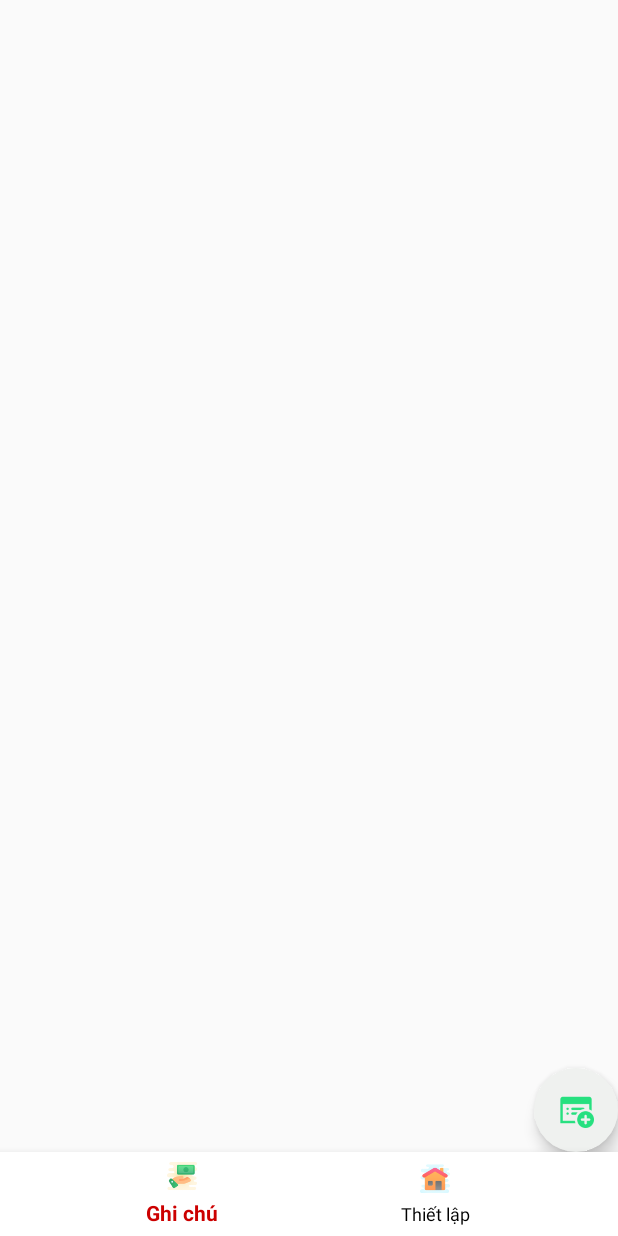
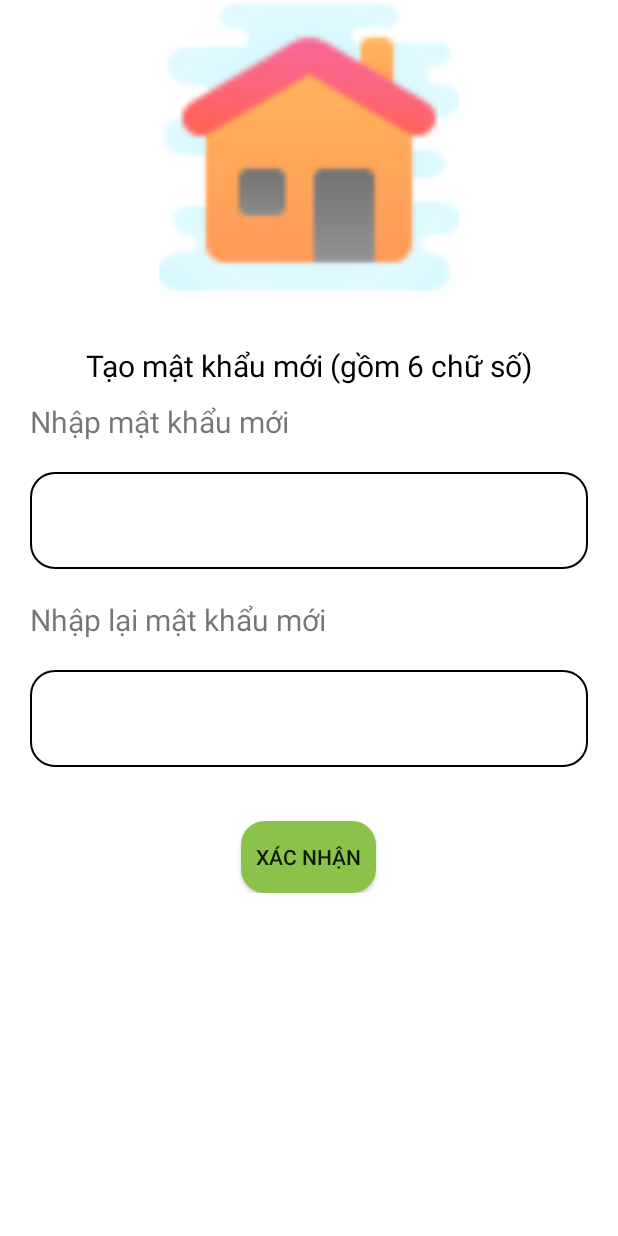
Before and after one commit to diephuyduc/MoneyNoteLite, an Android app: the screen it shows after launch (HomeActivity before the commit, LoginActivity after it), on a phone screen of 412 x 824 dp. Run offline under Robolectric (Android 15) with nearby library versions, the phone set to English and light mode, and no system bars; our stand-ins replace Room's generated code.

Commit message:
add biometric (finger)

```diff
--- a/MyAppV1/app/build.gradle
+++ b/MyAppV1/app/build.gradle
@@ -48,5 +48,6 @@ dependencies {
     androidTestImplementation 'androidx.test.ext:junit:1.1.3'
     androidTestImplementation 'androidx.test.espresso:espresso-core:3.4.0'
     implementation "androidx.viewpager2:viewpager2:1.0.0"
+    implementation "androidx.biometric:biometric:1.1.0"
 
 }
--- a/MyAppV1/app/src/main/AndroidManifest.xml
+++ b/MyAppV1/app/src/main/AndroidManifest.xml
@@ -1,7 +1,7 @@
 <?xml version="1.0" encoding="utf-8"?>
 <manifest xmlns:android="http://schemas.android.com/apk/res/android"
     package="com.example.myappv1">
-
+    <uses-permission android:name="android.permission.USE_BIOMETRIC"/>
     <application
         android:allowBackup="false"
         android:icon="@mipmap/ic_launcher"
--- a/MyAppV1/app/src/main/java/com/example/myappv1/LoginActivity.java
+++ b/MyAppV1/app/src/main/java/com/example/myappv1/LoginActivity.java
@@ -1,50 +1,114 @@
 package com.example.myappv1;
 
+import androidx.annotation.NonNull;
 import androidx.appcompat.app.AppCompatActivity;
+import androidx.biometric.BiometricManager;
+import androidx.biometric.BiometricPrompt;
+import androidx.core.content.ContextCompat;
 import androidx.room.migration.Migration;
 
 import android.content.Intent;
 import android.content.SharedPreferences;
+
 import android.os.Bundle;
+
+import android.text.TextUtils;
 import android.view.LayoutInflater;
 import android.view.View;
 import android.widget.Button;
 import android.widget.EditText;
+
 import android.widget.LinearLayout;
+import android.widget.TextView;
 import android.widget.Toast;
 
 import com.example.myappv1.View.HomeActivity;
 import com.example.myappv1.helpers.DialogRegister;
-import com.example.myappv1.helpers.LoginClick;
+
 import com.example.myappv1.helpers.PasswordDialog;
-import com.example.myappv1.helpers.RegisterButton;
+
+import java.util.concurrent.Executor;
+import java.util.zip.Inflater;
+
 
 public class LoginActivity extends AppCompatActivity {
     PasswordDialog passwordDialog;
     DialogRegister newPassworDilog;
+    BiometricManager biometricManager;
+    TextView tvBiometricLogin;
+    LinearLayout linearLayout;
+
 
     @Override
     protected void onCreate(Bundle savedInstanceState) {
         super.onCreate(savedInstanceState);
         setContentView(R.layout.activity_login);
-
-        init();
+        tvBiometricLogin = findViewById(R.id.tv_login_biometric);
+        linearLayout = findViewById(R.id.replace_layout);
+        addView();
+       // init();
 
     }
-    private void init(){
-        if(MainActivity.presentPassword.equals("") == true){
-            registerPassword();
+    void addView(){
+        View view;
+        if(MainActivity.presentPassword.equals("")){
+            view = getLayoutInflater().inflate(R.layout.newpassword_layout, null, false);
+            tvBiometricLogin.setVisibility(View.GONE);
         }
         else{
-            loginCheck();
+            view = getLayoutInflater().inflate(R.layout.enterpassword_layout, null, false);
+
+        }
+        init(view);
+        linearLayout.addView(view);
+
+    }
+    private void init(View view){
+
+        if(MainActivity.presentPassword.equals("") == true){
+            registerPassword(view);
+        }
+        else{
+            loginCheck(view);
+            biometricManager = BiometricManager.from(this);
+            if(biometricManager.canAuthenticate()==BiometricManager.BIOMETRIC_SUCCESS ){
+                Executor executor = ContextCompat.getMainExecutor(this);
+                BiometricPrompt biometricPrompt = new BiometricPrompt(LoginActivity.this, executor, new BiometricPrompt.AuthenticationCallback() {
+
+
+                    @Override
+                    public void onAuthenticationSucceeded(@NonNull BiometricPrompt.AuthenticationResult result) {
+                        super.onAuthenticationSucceeded(result);
+                        Intent intent = new Intent(LoginActivity.this, HomeActivity.class);
+                        MainActivity.isLogin = true;
+                        startActivity(intent);
+                        finish();
+                    }
+
+
+                });
+
+                BiometricPrompt.PromptInfo promptInfo = new BiometricPrompt.PromptInfo.Builder()
+                        .setTitle(getResources().getString(R.string.title_login_biometric))
+                        .setNegativeButtonText(getResources().getString(R.string.op_login_with_pin))
+                        .build();
+                biometricPrompt.authenticate(promptInfo);
+                TextView tx = findViewById(R.id.tv_login_biometric);
+                tx.setOnClickListener(new View.OnClickListener() {
+                    @Override
+                    public void onClick(View view) {
+                        biometricPrompt.authenticate(promptInfo);
+                    }
+                });
+            }
+
         }
     }
 
-    private void loginCheck() {
-        findViewById(R.id.layout_include_1).setVisibility(View.VISIBLE);
-        findViewById(R.id.layout_include_2).setVisibility(View.GONE);
-        Button btnLogin = findViewById(R.id.layout_include_1).findViewById(R.id.btn_login);
-        EditText editText = findViewById(R.id.layout_include_1).findViewById(R.id.edit_enterpasword);
+    private void loginCheck(View view) {
+
+        Button btnLogin = view.findViewById(R.id.btn_login);
+        EditText editText = view.findViewById(R.id.edit_enterpasword);
         btnLogin.setOnClickListener(new View.OnClickListener() {
             @Override
             public void onClick(View view) {
@@ -55,35 +119,44 @@ public class LoginActivity extends AppCompatActivity {
                     finish();
                 } else {
                     Toast.makeText(getApplicationContext(), getResources().getString(R.string.msg_not_correct_password), Toast.LENGTH_SHORT).show();
-                    loginCheck();
+
                 }
             }
         });
     }
 
-    private void registerPassword(){
-        findViewById(R.id.layout_include_1).setVisibility(View.GONE);
-        findViewById(R.id.layout_include_2).setVisibility(View.VISIBLE);
-        Button btnAccept = findViewById(R.id.layout_include_2).findViewById(R.id.btn_accept);
-        EditText editText1 = findViewById(R.id.layout_include_2).findViewById(R.id.edit_enterpasword);
-        EditText editText2 = findViewById(R.id.layout_include_2).findViewById(R.id.edit_re_enterpasword);
+    private void registerPassword(View view){
+
+        Button btnAccept = view.findViewById(R.id.btn_accept);
+        EditText editText1 = view.findViewById(R.id.edit_enterpasword);
+        EditText editText2 = view.findViewById(R.id.edit_re_enterpasword);
+
+        btnAccept.setOnClickListener(new View.OnClickListener() {
+            @Override
+            public void onClick(View view) {
                 String pass1 = editText1.getText().toString().trim();
                 String pass2 = editText2.getText().toString().trim();
-        if(!pass1.equals(pass2)){
-            registerPassword();
+                if(!pass1.equals(pass2) || (TextUtils.isEmpty(pass1)) &&TextUtils.isEmpty(pass2)){
+                    //registerPassword(view);
                     Toast.makeText(getApplicationContext(), getResources().getString(R.string.msg_not_match_password), Toast.LENGTH_LONG).show();
                 }
                 else{
 
-            Toast.makeText(getApplicationContext(), getResources().getString(R.string.msg_create_success), Toast.LENGTH_LONG).show();
+
                     MainActivity.isLogin = true;
                     MainActivity.presentPassword = pass1;
                     SharedPreferences.Editor editor = getSharedPreferences("my", MODE_PRIVATE).edit();
                     editor.putString(MSetting.password,pass1).apply();
+                    Toast.makeText(getApplicationContext(), getResources().getString(R.string.msg_create_success), Toast.LENGTH_LONG).show();
                     Intent intent = new Intent(LoginActivity.this, HomeActivity.class);
                     startActivity(intent);
                     finish();
                 }
+            }
+        });
+
+
+
     }
 
 
--- a/MyAppV1/app/src/main/java/com/example/myappv1/MainActivity.java
+++ b/MyAppV1/app/src/main/java/com/example/myappv1/MainActivity.java
@@ -25,7 +25,7 @@ public class MainActivity extends AppCompatActivity {
         SharedPreferences prefs = getSharedPreferences("my", MODE_PRIVATE);
         String pass = prefs.getString(MSetting.password, "");
 
-        if (pass.equals("") != true){
+        if (pass.equals("") != true) {
 
             presentPassword = pass;
 
--- a/MyAppV1/app/src/main/java/com/example/myappv1/fragment/HomeFragment.java
+++ b/MyAppV1/app/src/main/java/com/example/myappv1/fragment/HomeFragment.java
@@ -140,7 +140,7 @@ public class HomeFragment extends Fragment {
                 }
             }
         });
-        dialogRegister.showDialog(false);
+        dialogRegister.showDialog(true);
     }
 
 }
--- a/MyAppV1/app/src/main/res/layout/activity_login.xml
+++ b/MyAppV1/app/src/main/res/layout/activity_login.xml
@@ -14,17 +14,22 @@
 
         android:src="@drawable/ic_home"
         />
-    <include layout="@layout/enterpassword_layout"
-        android:visibility="visible"
-        android:layout_below="@+id/img_logo"
-        android:id="@+id/layout_include_1"
+   <LinearLayout
+       android:layout_below="@+id/img_logo"
+       android:orientation="vertical"
+       android:layout_width="match_parent"
+       android:layout_height="wrap_content"
+       android:id="@+id/replace_layout"
+       ></LinearLayout>
+    <TextView
+       android:textAlignment="center"
+        android:layout_marginBottom="50dp"
+        android:layout_alignParentEnd="true"
+        android:layout_alignParentBottom="true"
+        android:id="@+id/tv_login_biometric"
+        android:layout_width="match_parent"
         android:layout_height="wrap_content"
-        android:layout_width="match_parent" />
-    <include layout="@layout/newpassword_layout"
-        android:visibility="gone"
-        android:layout_below="@+id/img_logo"
-        android:layout_height="wrap_content"
-        android:layout_width="match_parent"
-        android:id="@+id/layout_include_2"/>
+        android:text="@string/title_login_biometric"
+        />
 
 </RelativeLayout>
--- a/MyAppV1/app/src/main/res/values/strings.xml
+++ b/MyAppV1/app/src/main/res/values/strings.xml
@@ -5,6 +5,7 @@
 
     <string name="op_yes">Có</string>
     <string name="op_no">Không</string>
+    <string name="op_login_with_pin">Đăng nhập với mật khẩu</string>
 
     <string name="w_delete_data">Xóa dữ liệu</string>
     <string name="w_msg_delete_data">Bạn có muốn xóa toàn bộ dữ liệu? Dữ liệu đã xóa không thể khôi phục.</string>
@@ -18,9 +19,11 @@
     <string name="msg_invalid_info">Hãy nhập đầy đủ thông tin</string>
 
 
+
     <string name="msg_not_match_password">Mật khẩu không khớp hoặc chưa đủ 6 số</string>
     <string name="msg_not_correct_password">Mật khẩu không đúng</string>
     <string name="title_title">Tiêu đề</string>
+    <string name="title_login_biometric">Đăng nhập với vân tay</string>
     <string name="title_money">Số tiền</string>
     <string name="title_first_date">Ngày tạo</string>
     <string name="title_last_date">Ngày sửa cuối</string>
```
Lines whose indentation alone changed are shown as unchanged.
